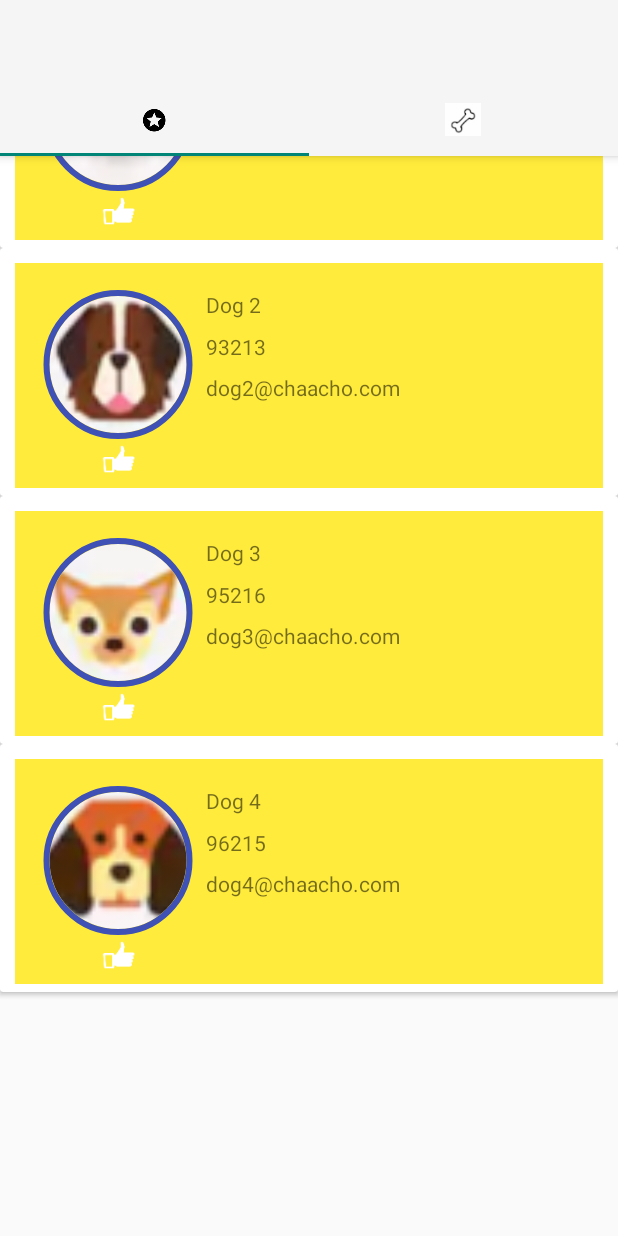
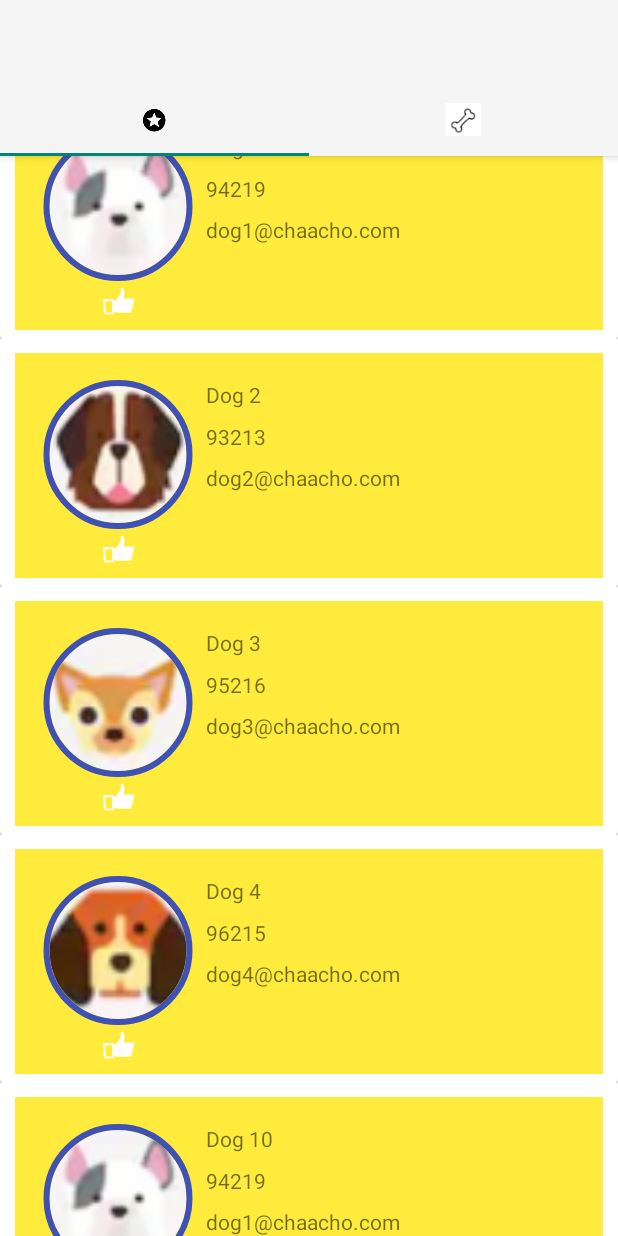
Before and after one commit to androidtenerife/Practica---Coursera, an Android app: the screen it shows after launch (MainActivity), on a phone screen of 412 x 824 dp. Run offline under Robolectric (Android 15) with nearby library versions, the phone set to English and light mode, and no system bars; plain views replace CircularImageView; 1 statement that could not run was skipped.

Commit message:
Ajustes del Layout RecyclerView

```diff
--- a/app/src/main/java/com/chaacho/recyclerview/fragment/RecyclerViewFragment.java
+++ b/app/src/main/java/com/chaacho/recyclerview/fragment/RecyclerViewFragment.java
@@ -52,6 +52,14 @@ public class RecyclerViewFragment extends Fragment {
         mascotas.add(new Mascotas("Dog 2", "93213", "dog2@chaacho.com", R.drawable.perroa));
         mascotas.add(new Mascotas("Dog 3", "95216", "dog3@chaacho.com", R.drawable.perrob));
         mascotas.add(new Mascotas("Dog 4", "96215", "dog4@chaacho.com", R.drawable.perroc));
+        mascotas.add(new Mascotas("Dog 10", "94219", "dog1@chaacho.com", R.drawable.perro));
+        mascotas.add(new Mascotas("Dog 20", "93213", "dog2@chaacho.com", R.drawable.perroa));
+        mascotas.add(new Mascotas("Dog 30", "95216", "dog3@chaacho.com", R.drawable.perrob));
+        mascotas.add(new Mascotas("Dog 40", "96215", "dog4@chaacho.com", R.drawable.perroc));
+        mascotas.add(new Mascotas("Dog 5", "94219", "dog1@chaacho.com", R.drawable.perro));
+        mascotas.add(new Mascotas("Dog 6", "93213", "dog2@chaacho.com", R.drawable.perroa));
+        mascotas.add(new Mascotas("Dog 7", "95216", "dog3@chaacho.com", R.drawable.perrob));
+        mascotas.add(new Mascotas("Dog 8", "96215", "dog4@chaacho.com", R.drawable.perroc));
 
     }
 
--- a/app/src/main/res/layout/fragment_recycler_view.xml
+++ b/app/src/main/res/layout/fragment_recycler_view.xml
@@ -3,10 +3,12 @@
     android:orientation="vertical" android:layout_width="match_parent"
     android:layout_height="match_parent"
     xmlns:tools="http://schemas.android.com/tools">
+
     <androidx.recyclerview.widget.RecyclerView
         android:id="@+id/rvMascotas"
         android:layout_width="match_parent"
-        android:layout_height="match_parent" >
+        android:layout_height="match_parent"
+        android:layout_marginTop="60dp">
 
     </androidx.recyclerview.widget.RecyclerView>
 </LinearLayout>
```
